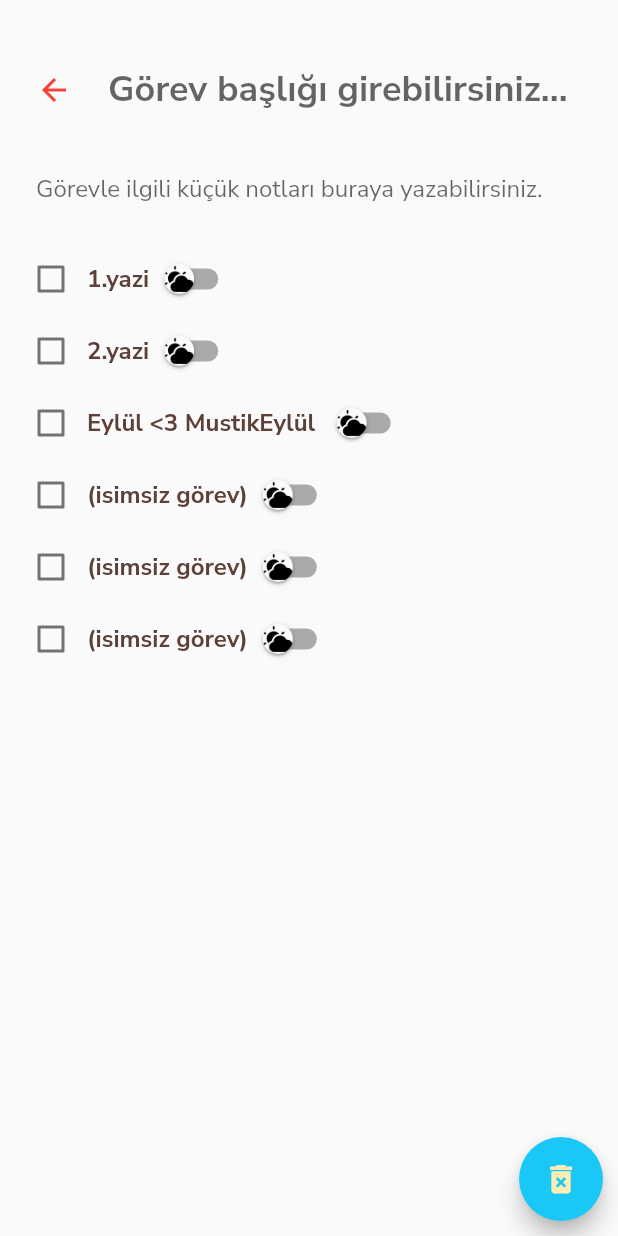
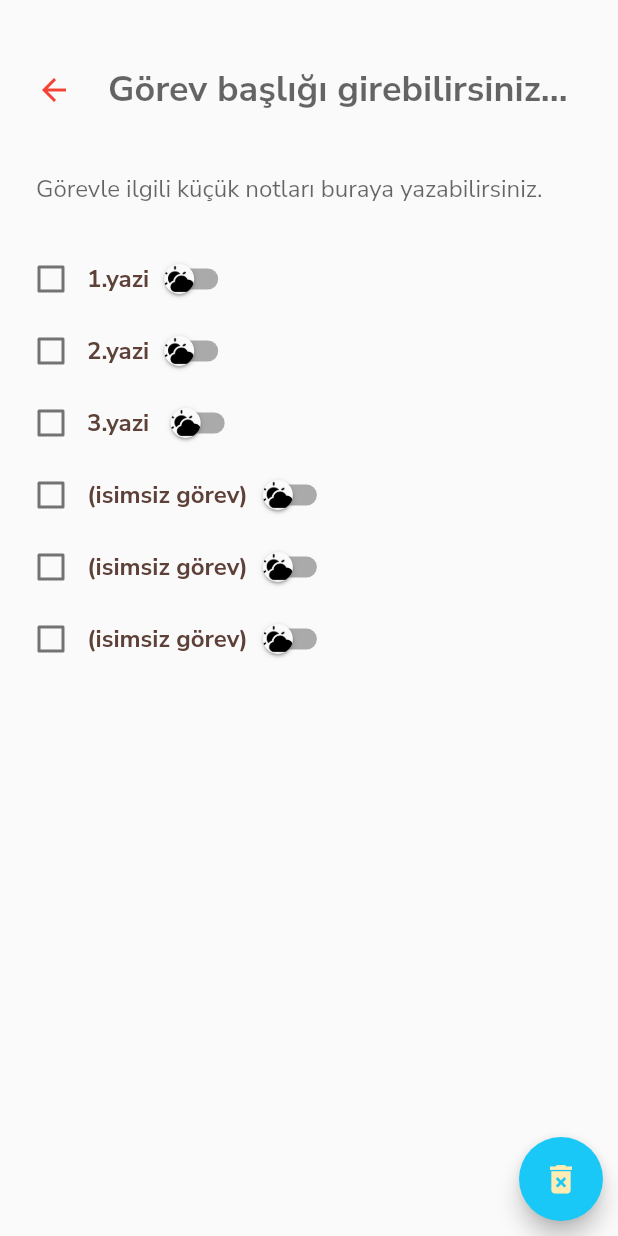
Before and after one commit to mmustafacelik/FinansalBt_ToDo, a Flutter app: the Taskpage screen opened directly, on a phone screen of 412 x 824 dp. Run offline on Flutter 3.47's test engine with Material 2 defaults, Android fonts, the phone set to English and light mode, and no system bars; our stand-ins replace flutter_switch, google_fonts.

Commit message:
Update taskpage.dart

```diff
--- a/To_Do/to_do_project/lib/screens/taskpage.dart
+++ b/To_Do/to_do_project/lib/screens/taskpage.dart
@@ -82,7 +82,7 @@ class _TaskpageState extends State<Taskpage> {
                         yazi: "2.yazi",
                       ),
                       Todo(
-                        yazi: "Eylül <3 MustikEylül ",
+                        yazi: "3.yazi ",
                       ),
                       Todo(),
                       Todo(),
```
